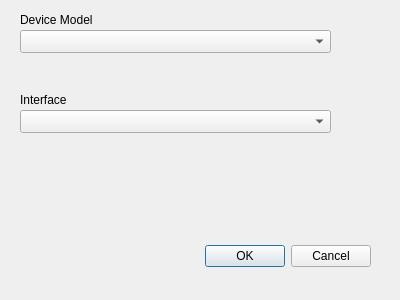
This is trackeditor/DeviceDialog.ui in martinrunge/trackeditor as Qt 5 draws it before an edit. The edited form follows.
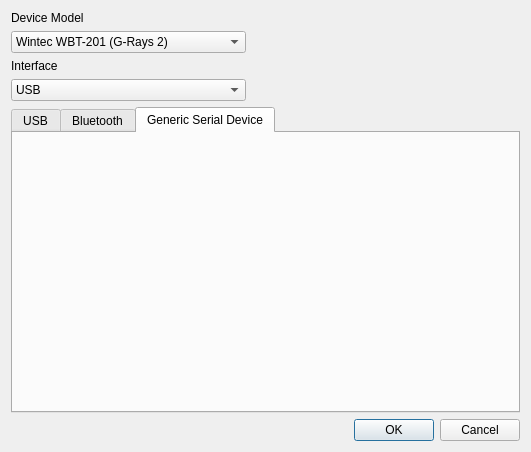
This is the edited form. Custom widgets are drawn as their Qt base class.

Commit message: Added device chooser dialogs for USB bluetooth and generic serial interfaces. Use Hal and DBus.

The edit to the form file:
```diff
--- a/trackeditor/DeviceDialog.ui
+++ b/trackeditor/DeviceDialog.ui
@@ -1,80 +1,154 @@
 <ui version="4.0" >
  <class>DeviceDialog</class>
- <widget class="QDialog" name="DeviceDialog" >
-  <property name="geometry" >
+ <widget class="QDialog" name="DeviceDialog">
+  <property name="geometry">
    <rect>
     <x>0</x>
     <y>0</y>
-    <width>400</width>
-    <height>300</height>
+    <width>531</width>
+    <height>452</height>
    </rect>
   </property>
   <property name="windowTitle" >
    <string>Dialog</string>
   </property>
-  <widget class="QDialogButtonBox" name="buttonBox" >
-   <property name="geometry" >
-    <rect>
-     <x>30</x>
-     <y>240</y>
-     <width>341</width>
-     <height>32</height>
-    </rect>
-   </property>
-   <property name="orientation" >
-    <enum>Qt::Horizontal</enum>
-   </property>
-   <property name="standardButtons" >
-    <set>QDialogButtonBox::Cancel|QDialogButtonBox::Ok</set>
-   </property>
-  </widget>
-  <widget class="QComboBox" name="comboBox" >
-   <property name="geometry" >
-    <rect>
-     <x>20</x>
-     <y>110</y>
-     <width>311</width>
-     <height>23</height>
-    </rect>
-   </property>
-  </widget>
-  <widget class="QLabel" name="label" >
-   <property name="geometry" >
-    <rect>
-     <x>20</x>
-     <y>90</y>
-     <width>211</width>
-     <height>20</height>
-    </rect>
-   </property>
-   <property name="text" >
-    <string>Interface</string>
-   </property>
-  </widget>
-  <widget class="QLabel" name="label_2" >
-   <property name="geometry" >
-    <rect>
-     <x>20</x>
-     <y>10</y>
-     <width>131</width>
-     <height>20</height>
-    </rect>
-   </property>
-   <property name="text" >
-    <string>Device Model</string>
-   </property>
-  </widget>
-  <widget class="QComboBox" name="comboBox_2" >
-   <property name="geometry" >
-    <rect>
-     <x>20</x>
-     <y>30</y>
-     <width>311</width>
-     <height>23</height>
-    </rect>
-   </property>
-  </widget>
+  <layout class="QGridLayout" name="gridLayout">
+   <item row="0" column="0">
+    <widget class="QLabel" name="label_2">
+     <property name="text">
+      <string>Device Model</string>
+     </property>
+    </widget>
+   </item>
+   <item row="1" column="0">
+    <widget class="QComboBox" name="modelComboBox">
+     <item>
+      <property name="text">
+       <string>Wintec WBT-201 (G-Rays 2)</string>
+      </property>
+     </item>
+    </widget>
+   </item>
+   <item row="1" column="1">
+    <spacer name="horizontalSpacer">
+     <property name="orientation">
+      <enum>Qt::Horizontal</enum>
+     </property>
+     <property name="sizeHint" stdset="0">
+      <size>
+       <width>268</width>
+       <height>20</height>
+      </size>
+     </property>
+    </spacer>
+   </item>
+   <item row="2" column="0">
+    <widget class="QLabel" name="label">
+     <property name="text">
+      <string>Interface</string>
+     </property>
+    </widget>
+   </item>
+   <item row="3" column="0">
+    <widget class="QComboBox" name="interfaceComboBox">
+     <item>
+      <property name="text">
+       <string>USB</string>
+      </property>
+     </item>
+     <item>
+      <property name="text">
+       <string>Bluetooth</string>
+      </property>
+     </item>
+     <item>
+      <property name="text">
+       <string>generic serial device</string>
+      </property>
+     </item>
+    </widget>
+   </item>
+   <item row="3" column="1">
+    <spacer name="horizontalSpacer_2">
+     <property name="orientation">
+      <enum>Qt::Horizontal</enum>
+     </property>
+     <property name="sizeHint" stdset="0">
+      <size>
+       <width>268</width>
+       <height>20</height>
+      </size>
+     </property>
+    </spacer>
+   </item>
+   <item row="4" column="0" colspan="2">
+    <widget class="QTabWidget" name="tabWidget">
+     <property name="currentIndex">
+      <number>2</number>
+     </property>
+     <widget class="CUsbDevice" name="usbTab">
+      <attribute name="title">
+       <string>USB</string>
+      </attribute>
+     </widget>
+     <widget class="CBluetoothDevice" name="bluetoothTab">
+      <attribute name="title">
+       <string>Bluetooth</string>
+      </attribute>
+     </widget>
+     <widget class="CGenericSerialDevice" name="genericSerialTab">
+      <attribute name="title">
+       <string>Generic Serial Device</string>
+      </attribute>
+      <zorder>buttonBox</zorder>
+     </widget>
+    </widget>
+   </item>
+   <item row="5" column="0">
+    <spacer name="horizontalSpacer_3">
+     <property name="orientation">
+      <enum>Qt::Horizontal</enum>
+     </property>
+     <property name="sizeHint" stdset="0">
+      <size>
+       <width>40</width>
+       <height>20</height>
+      </size>
+     </property>
+    </spacer>
+   </item>
+   <item row="5" column="1">
+    <widget class="QDialogButtonBox" name="buttonBox">
+     <property name="orientation">
+      <enum>Qt::Horizontal</enum>
+     </property>
+     <property name="standardButtons">
+      <set>QDialogButtonBox::Cancel|QDialogButtonBox::Ok</set>
+     </property>
+    </widget>
+   </item>
+  </layout>
  </widget>
+ <customwidgets>
+  <customwidget>
+   <class>CGenericSerialDevice</class>
+   <extends>QWidget</extends>
+   <header>CGenericSerialDevice.h</header>
+   <container>1</container>
+  </customwidget>
+  <customwidget>
+   <class>CUsbDevice</class>
+   <extends>QWidget</extends>
+   <header>CUsbDevice.h</header>
+   <container>1</container>
+  </customwidget>
+  <customwidget>
+   <class>CBluetoothDevice</class>
+   <extends>QWidget</extends>
+   <header>CBluetoothDevice.h</header>
+   <container>1</container>
+  </customwidget>
+ </customwidgets>
  <resources/>
  <connections>
   <connection>
```
Left out of the diff: 21 changed lines with no effect on the pictures. The commit also changes 32 other files.
